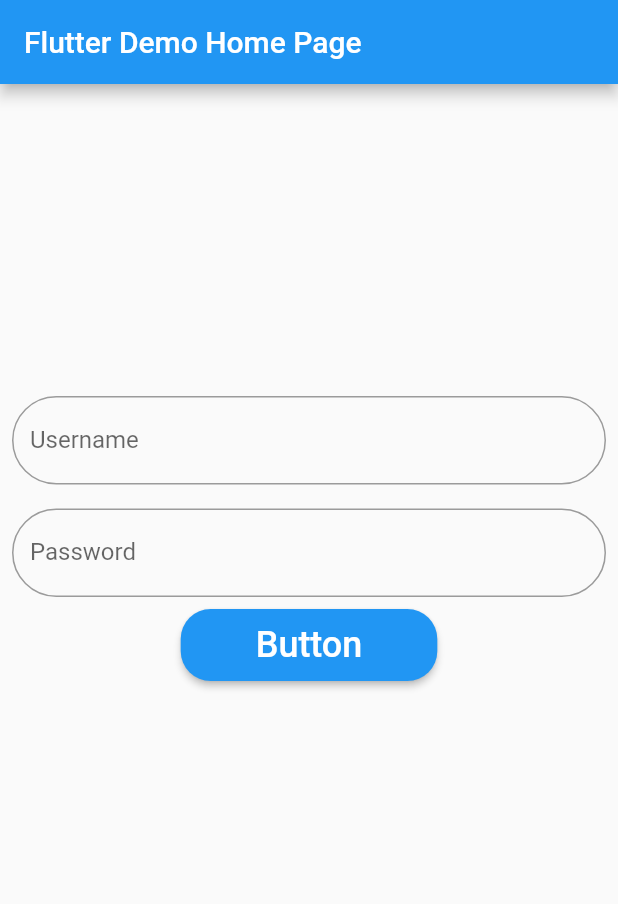
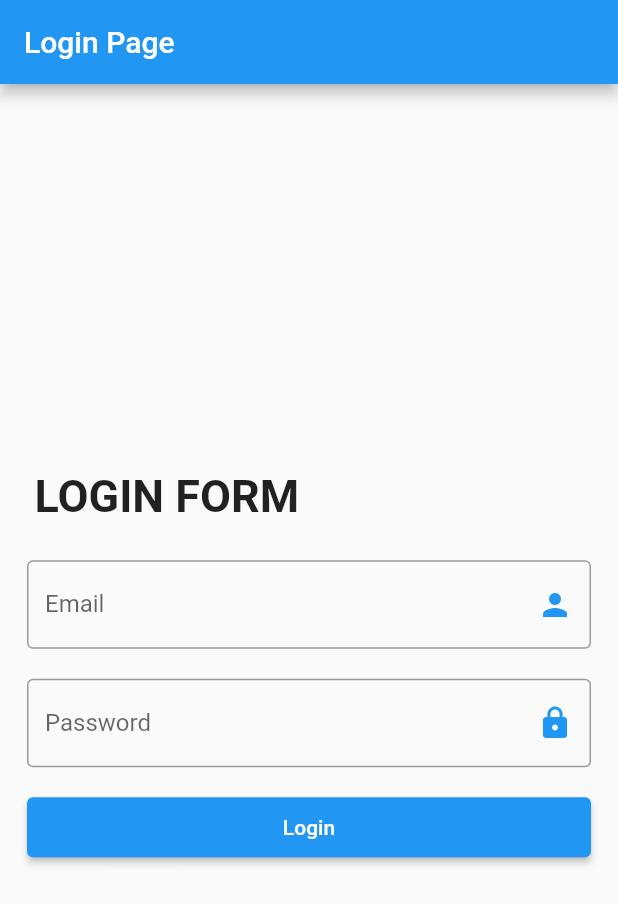
Before and after one commit to Daffaaq/Flutter_Api, a Flutter app: the screen it shows after launch, on a phone screen of 412 x 824 dp. Shown: the top 904 px of the screen. Run offline on Flutter 3.47's test engine with Material 2 defaults, Android fonts, the phone set to English and light mode, and no system bars.

Commit message:
Auth Login

```diff
--- /dev/null
+++ b/lib/halaman/login.dart
@@ -0,0 +1,119 @@
+import 'package:flutter/material.dart';
+import 'package:provider/provider.dart';
+
+import 'package:flutter_api/network/auth_service.dart';
+import 'package:flutter_api/network/globals.dart';
+
+import 'package:http/http.dart' as http;
+import 'dart:convert';
+
+import 'package:flutter_api/halaman/halamanlist.dart';
+
+class LoginPage extends StatefulWidget {
+  const LoginPage({super.key});
+
+  @override
+  State<LoginPage> createState() => _LoginPageState();
+}
+
+class _LoginPageState extends State<LoginPage> {
+  @override
+  String _email = 'superadmin@gmail.com';
+  String _password = 'password';
+
+  loginPressed() async {
+    if (_email.isNotEmpty && _password.isNotEmpty) {
+      http.Response response = await AuthServices.login(_email, _password);
+      Map responseMap = jsonDecode(response.body);
+      if (response.statusCode == 200) {
+        Navigator.push(
+            context,
+            MaterialPageRoute(
+              builder: (BuildContext context) => const ListPage(),
+            ));
+      } else {
+        errorSnackBar(context, responseMap.values.first);
+      }
+    } else {
+      errorSnackBar(context, 'enter all required fields');
+    }
+  }
+
+  void initState() {
+    // TODO: implement initState
+    super.initState();
+  }
+
+  @override
+  Widget build(BuildContext context) {
+    return Scaffold(
+      appBar: AppBar(
+        title: const Text("Login Page"),
+      ),
+      body: Padding(
+        padding: const EdgeInsets.all(8.0),
+        child: Column(
+          mainAxisAlignment: MainAxisAlignment.center,
+          crossAxisAlignment: CrossAxisAlignment.start,
+          children: [
+            Container(
+              padding: EdgeInsets.all(15.0),
+              child: Text(
+                "LOGIN FORM",
+                style: TextStyle(
+                  fontWeight: FontWeight.bold,
+                  fontSize: 30,
+                ),
+              ),
+            ),
+            Container(
+              padding: EdgeInsets.all(10.0),
+              child: TextField(
+                decoration: InputDecoration(
+                  border: OutlineInputBorder(),
+                  labelText: 'Email',
+                  hintText: 'Enter valid email id as abc@gmail.com',
+                  suffixIcon: Icon(
+                    Icons.person,
+                    color: Colors.blue,
+                  ),
+                ),
+                onChanged: (value) {
+                  _email = value;
+                },
+              ),
+            ),
+            Container(
+              padding: EdgeInsets.all(10.0),
+              child: TextField(
+                // obscureText: true,
+                decoration: InputDecoration(
+                  border: OutlineInputBorder(),
+                  labelText: 'Password',
+                  hintText: 'Enter secure password',
+                  suffixIcon: Icon(
+                    Icons.lock,
+                    color: Colors.blue,
+                  ),
+                ),
+                onChanged: (value) {
+                  _password = value;
+                },
+              ),
+            ),
+            Container(
+              margin: EdgeInsets.all(10.0),
+              width: double.infinity,
+              height: 40,
+              // convert button
+              child: ElevatedButton(
+                onPressed: loginPressed,
+                child: Text('Login'),
+              ),
+            ),
+          ],
+        ),
+      ),
+    );
+  }
+}
--- a/lib/main.dart
+++ b/lib/main.dart
@@ -1,133 +1,33 @@
 import 'package:flutter/material.dart';
-import 'package:flutter_api/widget/username.dart';
-import 'package:flutter_api/widget/password.dart';
-import 'package:flutter_api/widget/button.dart';
+import 'package:provider/provider.dart';
+import 'package:flutter_api/halaman/halamanlist.dart';
+import 'package:flutter_api/halaman/login.dart';
 
 void main() {
-  runApp(const MyApp());
+  runApp(MyApp());
+  // runApp(
+  //   MultiProvider(
+  //     providers: [],
+  //     child: const MyApp(),
+  //   ),
+  // );
 }
 
 class MyApp extends StatelessWidget {
   const MyApp({super.key});
 
-  // This widget is the root of your application.
   @override
   Widget build(BuildContext context) {
     return MaterialApp(
-      debugShowCheckedModeBanner: false,
+      routes: {
+        "/": (context) => const LoginPage(),
+        "/listpage": (context) => const ListPage(),
+      },
+      initialRoute: "/",
       title: 'Flutter Demo',
       theme: ThemeData(
         primarySwatch: Colors.blue,
       ),
-      home: const MyHomePage(title: 'Flutter Demo Home Page'),
     );
   }
 }
-
-class MyHomePage extends StatefulWidget {
-  const MyHomePage({super.key, required this.title});
-
-  final String title;
-
-  @override
-  State<MyHomePage> createState() => _MyHomePageState();
-}
-
-class _MyHomePageState extends State<MyHomePage> {
-  // int _counter = 0;
-
-  // void _incrementCounter() {
-  //   setState(() {
-  //     // This call to setState tells the Flutter framework that something has
-  //     // changed in this State, which causes it to rerun the build method below
-  //     // so that the display can reflect the updated values. If we changed
-  //     // _counter without calling setState(), then the build method would not be
-  //     // called again, and so nothing would appear to happen.
-  //     _counter++;
-  //   });
-  // }
-
-  @override
-  Widget build(BuildContext context) {
-    // This method is rerun every time setState is called, for instance as done
-    // by the _incrementCounter method above.
-    //
-    // The Flutter framework has been optimized to make rerunning build methods
-    // fast, so that you can just rebuild anything that needs updating rather
-    // than having to individually change instances of widgets.
-    return Scaffold(
-      appBar: AppBar(
-        // Here we take the value from the MyHomePage object that was created by
-        // the App.build method, and use it to set our appbar title.
-        title: Text(widget.title),
-      ),
-      body: Column(children: [
-        SizedBox(
-          height: 200,
-        ),
-        Username(),
-        Password(),
-        button(),
-      ]), // This trailing comma makes auto-formatting nicer for build methods.
-    );
-  }
-}
-
-class button extends StatelessWidget {
-  const button({
-    Key? key,
-  }) : super(key: key);
-
-  @override
-  Widget build(BuildContext context) {
-    return ElevatedButton(
-      style: ElevatedButton.styleFrom(
-          padding: const EdgeInsets.symmetric(horizontal: 50, vertical: 10),
-          shape:
-              RoundedRectangleBorder(borderRadius: BorderRadius.circular(20))),
-      child: const Text(
-        'Button',
-        style: TextStyle(fontSize: 24),
-      ),
-      onPressed: () {},
-    );
-  }
-}
-
-class Password extends StatelessWidget {
-  const Password({
-    Key? key,
-  }) : super(key: key);
-
-  @override
-  Widget build(BuildContext context) {
-    return Padding(
-      padding: const EdgeInsets.all(8.0),
-      child: TextFormField(
-        decoration: InputDecoration(
-          labelText: 'Password',
-          border: OutlineInputBorder(borderRadius: BorderRadius.circular(30)),
-        ),
-      ),
-    );
-  }
-}
-
-class Username extends StatelessWidget {
-  const Username({
-    Key? key,
-  }) : super(key: key);
-
-  @override
-  Widget build(BuildContext context) {
-    return Padding(
-      padding: const EdgeInsets.all(8.0),
-      child: TextFormField(
-        decoration: InputDecoration(
-          labelText: 'Username',
-          border: OutlineInputBorder(borderRadius: BorderRadius.circular(30)),
-        ),
-      ),
-    );
-  }
-}
--- /dev/null
+++ b/lib/network/auth_service.dart
@@ -0,0 +1,23 @@
+import 'dart:convert';
+
+import 'globals.dart';
+import 'package:http/http.dart' as http;
+
+class AuthServices {
+  static Future<http.Response> login(String email, String password) async {
+    Map data = {
+      "email": email,
+      "password": password,
+      "device_name": "android",
+    };
+    var body = json.encode(data);
+    var url = Uri.parse(baseUrl + 'auth/login');
+    http.Response response = await http.post(
+      url,
+      headers: headers,
+      body: body,
+    );
+    print(response.body);
+    return response;
+  }
+}
--- /dev/null
+++ b/lib/network/globals.dart
@@ -0,0 +1,13 @@
+import 'package:flutter/cupertino.dart';
+import 'package:flutter/material.dart';
+
+const String baseUrl = "http://localhost:8000/api/";
+const Map<String, String> headers = {"Content-Type": "application/json"};
+
+errorSnackBar(BuildContext context, String text) {
+  ScaffoldMessenger.of(context).showSnackBar(SnackBar(
+    backgroundColor: Colors.red,
+    content: Text(text),
+    duration: const Duration(seconds: 1),
+  ));
+}
--- a/lib/widget/button.dart
+++ /dev/null
@@ -1,22 +0,0 @@
-import 'package:flutter/material.dart';
-
-class button extends StatelessWidget {
-  const button({
-    Key? key,
-  }) : super(key: key);
-
-  @override
-  Widget build(BuildContext context) {
-    return ElevatedButton(
-      style: ElevatedButton.styleFrom(
-          padding: const EdgeInsets.symmetric(horizontal: 50, vertical: 10),
-          shape:
-              RoundedRectangleBorder(borderRadius: BorderRadius.circular(20))),
-      child: const Text(
-        'Button',
-        style: TextStyle(fontSize: 24),
-      ),
-      onPressed: () {},
-    );
-  }
-}
--- a/lib/widget/password.dart
+++ /dev/null
@@ -1,20 +0,0 @@
-import 'package:flutter/material.dart';
-
-class Password extends StatelessWidget {
-  const Password({
-    Key? key,
-  }) : super(key: key);
-
-  @override
-  Widget build(BuildContext context) {
-    return Padding(
-      padding: const EdgeInsets.all(8.0),
-      child: TextFormField(
-        decoration: InputDecoration(
-          labelText: 'Password',
-          border: OutlineInputBorder(borderRadius: BorderRadius.circular(30)),
-        ),
-      ),
-    );
-  }
-}
--- a/lib/widget/username.dart
+++ /dev/null
@@ -1,20 +0,0 @@
-import 'package:flutter/material.dart';
-
-class Username extends StatelessWidget {
-  const Username({
-    Key? key,
-  }) : super(key: key);
-
-  @override
-  Widget build(BuildContext context) {
-    return Padding(
-      padding: const EdgeInsets.all(8.0),
-      child: TextFormField(
-        decoration: InputDecoration(
-          labelText: 'Username',
-          border: OutlineInputBorder(borderRadius: BorderRadius.circular(30)),
-        ),
-      ),
-    );
-  }
-}
```
Also changed, not shown: lib/halaman/halamanlist.dart (added, +39 -0 lines), lib/network/api.dart (deleted, +0 -35 lines), pubspec.yaml (+4 -4 lines), pubspec.lock.
